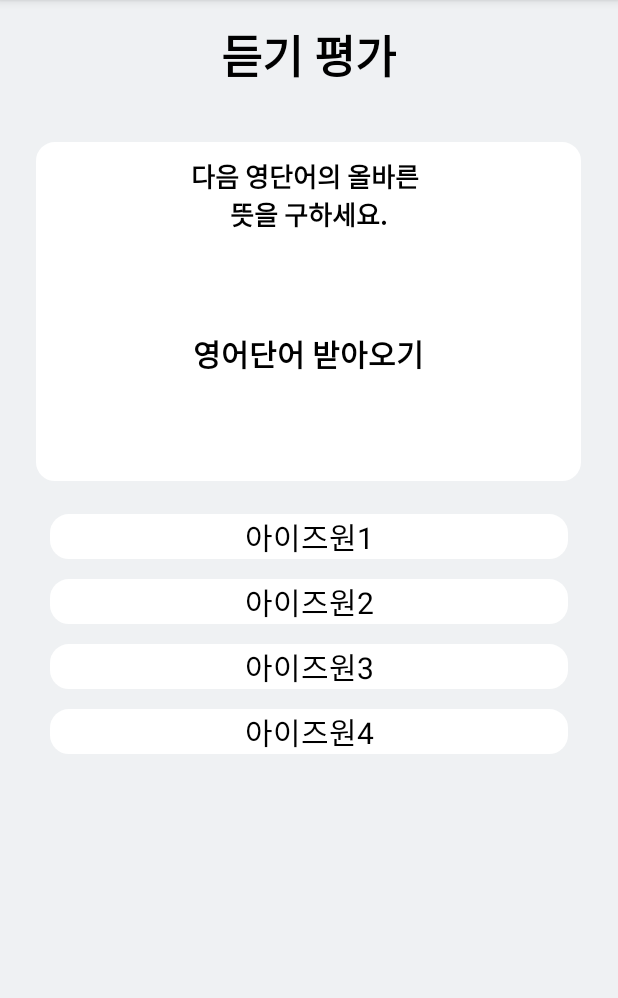
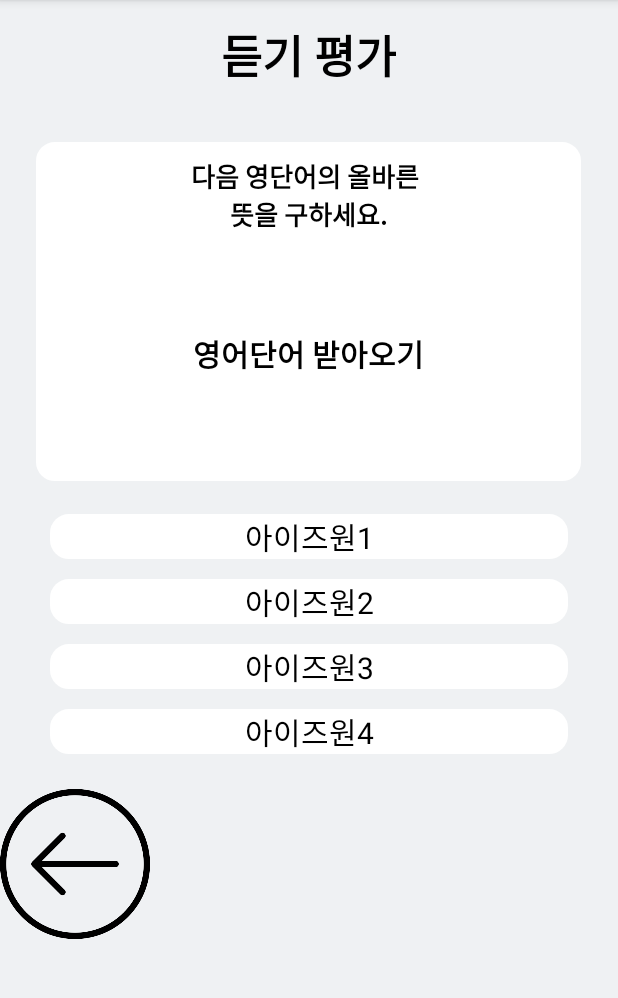
Before and after one commit to youhavetopay/android_project-English_System, an Android app: the screen it shows after launch (MainActivity), on a phone screen of 412 x 824 dp, the part 84-1082 px from its top. Run offline under Robolectric (Android 15) with nearby library versions, the phone set to English and light mode, and no system bars.

Commit message:
객관식화면 뒤로가기 버튼
뒤로가기 버튼 생성 및 설정
근데 버튼이 아래로 정렬이 안됨....

```diff
--- a/multiple_choice/app/src/main/java/com/example/multiple_choice/MainActivity.java
+++ b/multiple_choice/app/src/main/java/com/example/multiple_choice/MainActivity.java
@@ -1,11 +1,14 @@
 package com.example.multiple_choice;
 
+import androidx.appcompat.app.AlertDialog;
 import androidx.appcompat.app.AppCompatActivity;
 import androidx.core.content.ContextCompat;
 
 import android.content.Context;
+import android.content.DialogInterface;
 import android.graphics.Color;
 import android.os.Bundle;
+import android.text.Layout;
 import android.view.Gravity;
 import android.view.View;
 import android.view.ViewGroup;
@@ -18,7 +21,6 @@ public class MainActivity extends AppCompatActivity {
 
     private static final float FONT_SIZE = 20;   // 선택지 TextView 때문에
     private LinearLayout parent_option;
-
     @Override
     protected void onCreate(Bundle savedInstanceState) {
         super.onCreate(savedInstanceState);
@@ -30,13 +32,67 @@ public class MainActivity extends AppCompatActivity {
 
 
         parent_option = (LinearLayout) findViewById(R.id.parent_option);
+        LinearLayout.LayoutParams parent_layout = new LinearLayout.LayoutParams(
+                ViewGroup.LayoutParams.MATCH_PARENT,
+                ViewGroup.LayoutParams.MATCH_PARENT);
+        parent_option.setLayoutParams(parent_layout);
+
+
         for(int i = 0;i<4;i++){ // 여기서 생성되는 갯수 조정 밎 단어 조정
             create_text_view("아이즈원"+ (i+1), i);
         }
 
+
+        /**
+         * 뒤로가기 버튼 생성
+         * 객관식 답을 자바로 생성해서 xml에 추가하면 이상하게 나와서
+         * 이렇게 생성함
+         * **/
         ImageView multiple_back = new ImageView(this);
-        multiple_back.setImageResource(R.drawable.ic_menu_revert);
+        multiple_back.setImageResource(R.drawable.arrows);
+        LinearLayout.LayoutParams back_image = new LinearLayout.LayoutParams(150,180);
+        back_image.gravity = Gravity.BOTTOM;  // 왜 아래로 정렬이 안될까??
+        multiple_back.setLayoutParams(back_image);
+        parent_option.addView(multiple_back);
 
+        final AlertDialog.Builder builder = new AlertDialog.Builder(this);
+
+        /*
+         * 다이얼로그 설정 (취소,확인 있는 알림창)
+         * 뒤로가기 눌렀을 때 바로가면 좀 그러니 한번 물어보는 용도
+         * */
+        builder.setTitle("뒤로가기")
+                .setMessage("문제 풀기를 포기하실겁니까? \n포기시 결과는 저장되지 않고 이전페이지로 돌아갑니다.")
+                .setCancelable(false)
+
+                .setPositiveButton("확인", new DialogInterface.OnClickListener() {
+                    @Override
+                    public void onClick(DialogInterface dialog, int which) {
+                        Toast.makeText(
+                                getApplicationContext(),
+                                "뒤로가기",
+                                Toast.LENGTH_SHORT).show();
+                    }
+                })
+
+                .setNegativeButton("취소", new DialogInterface.OnClickListener() {
+                    @Override
+                    public void onClick(DialogInterface dialog, int which) {
+                        Toast.makeText(
+                                getApplicationContext(),
+                                "문제 계속 푼다.",
+                                Toast.LENGTH_SHORT).show();
+                    }
+                });
+
+        // 뒤로가기 이미지 누르면 다이얼로그생성
+        multiple_back.setOnClickListener(new View.OnClickListener() {
+            @Override
+            public void onClick(View v) {
+                AlertDialog dialog = builder.create();
+                dialog.show();
+            }
+        });
     }
 
     /**
--- a/multiple_choice/app/src/main/res/layout/activity_main.xml
+++ b/multiple_choice/app/src/main/res/layout/activity_main.xml
@@ -75,9 +75,9 @@
     </RelativeLayout>
 
     <LinearLayout
+        android:id="@+id/parent_option"
         android:layout_width="match_parent"
-        android:layout_height="match_parent"
-        android:orientation="vertical"
-        android:id="@+id/parent_option"/>
+        android:layout_height="389dp"
+        android:orientation="vertical" />
 
 </LinearLayout>
```
Also changed, not shown: multiple_choice/app/src/main/res/drawable/arrows.png (added), 17 other files.
